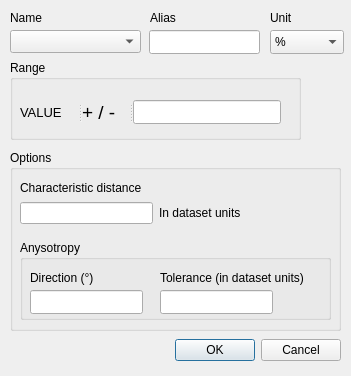
Above: ui_msta_variable_definition.ui from epzt/msta before the change. Below: the same form after it.
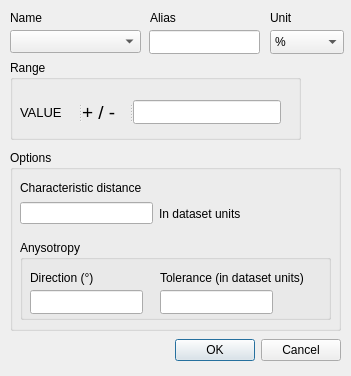
That is the form after the change.

What changed in the file:
```diff
--- a/ui_msta_variable_definition.ui
+++ b/ui_msta_variable_definition.ui
@@ -118,7 +118,7 @@
       <x>10</x>
       <y>50</y>
       <width>221</width>
-      <height>26</height>
+      <height>27</height>
      </rect>
     </property>
     <layout class="QHBoxLayout" name="horizontalLayout">
```
Left out of the diff: 4 changed lines with no effect on the pictures.
